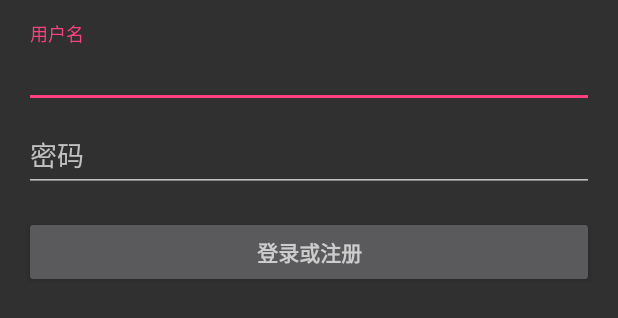
After one commit to Mindyu/StepCount, an Android app: the layout activity_login.xml on its own in the app's theme, with its tools: preview values and no code run, on a phone screen of 412 x 824 dp. The commit adds this screen. Shown: the top 318 px of the screen. Run offline under Robolectric (Android 15) with nearby library versions, the phone set to English and light mode, and no system bars.

Commit message:
add user login
Change-Id: I3e848ddb34a5c0f3fe2043ee1428d7b0794539f6

```diff
--- a/app/build.gradle
+++ b/app/build.gradle
@@ -29,4 +29,10 @@ dependencies {
     testCompile 'junit:junit:4.12'
     implementation 'com.orhanobut:logger:1.8'
     implementation 'com.hjm:BottomTabBar:1.2.2'
+    compile 'org.litepal.android:core:2.0.0'
+    compile 'com.android.support:design:26.+'
+    compile 'com.android.support:support-v4:26.+'
+    compile 'com.github.bumptech.glide:glide:3.7.0'
+    compile 'jp.wasabeef:glide-transformations:2.0.1'
+    testCompile 'junit:junit:4.12'
 }
--- a/app/src/main/java/com/mindyu/step/app/MyApplication.java
+++ b/app/src/main/java/com/mindyu/step/app/MyApplication.java
@@ -1,12 +1,12 @@
 package com.mindyu.step.app;
 
-import android.app.Application;
+import org.litepal.LitePalApplication;
 
 /**
  * Created by yuandl on 2016-10-18.
  */
 
-public class MyApplication extends Application {
+public class MyApplication extends LitePalApplication {
     @Override
     public void onCreate() {
         super.onCreate();
--- a/app/src/main/java/com/mindyu/step/fragment/UserFragment.java
+++ b/app/src/main/java/com/mindyu/step/fragment/UserFragment.java
@@ -10,6 +10,7 @@ import android.view.ViewGroup;
 import android.widget.LinearLayout;
 
 import com.mindyu.step.R;
+import com.mindyu.step.activity.AboutActivity;
 import com.mindyu.step.activity.UserActivity;
 
 
@@ -77,7 +78,7 @@ public class UserFragment extends Fragment {
         about_system.setOnClickListener(new View.OnClickListener() {
             @Override
             public void onClick(View v) {
-                Intent intent = new Intent(getContext(), UserActivity.class);
+                Intent intent = new Intent(getContext(), AboutActivity.class);
                 startActivity(intent);
             }
         });
--- /dev/null
+++ b/app/src/main/res/layout/activity_login.xml
@@ -0,0 +1,76 @@
+<LinearLayout xmlns:android="http://schemas.android.com/apk/res/android"
+    xmlns:tools="http://schemas.android.com/tools"
+    android:layout_width="match_parent"
+    android:layout_height="match_parent"
+    android:gravity="center_horizontal"
+    android:orientation="vertical"
+    android:paddingBottom="@dimen/activity_vertical_margin"
+    android:paddingLeft="@dimen/activity_horizontal_margin"
+    android:paddingRight="@dimen/activity_horizontal_margin"
+    android:paddingTop="@dimen/activity_vertical_margin"
+    tools:context=".activity.LoginActivity">
+
+    <!-- Login progress -->
+    <ProgressBar
+        android:id="@+id/login_progress"
+        style="?android:attr/progressBarStyleLarge"
+        android:layout_width="wrap_content"
+        android:layout_height="wrap_content"
+        android:layout_marginBottom="8dp"
+        android:visibility="gone" />
+
+    <ScrollView
+        android:id="@+id/login_form"
+        android:layout_width="match_parent"
+        android:layout_height="match_parent">
+
+        <LinearLayout
+            android:id="@+id/email_login_form"
+            android:layout_width="match_parent"
+            android:layout_height="wrap_content"
+            android:orientation="vertical">
+
+            <android.support.design.widget.TextInputLayout
+                android:layout_width="match_parent"
+                android:layout_height="wrap_content">
+
+                <AutoCompleteTextView
+                    android:id="@+id/email"
+                    android:layout_width="match_parent"
+                    android:layout_height="wrap_content"
+                    android:hint="@string/prompt_email"
+                    android:inputType="textEmailAddress"
+                    android:maxLines="1"
+                    android:singleLine="true" />
+
+            </android.support.design.widget.TextInputLayout>
+
+            <android.support.design.widget.TextInputLayout
+                android:layout_width="match_parent"
+                android:layout_height="wrap_content">
+
+                <EditText
+                    android:id="@+id/password"
+                    android:layout_width="match_parent"
+                    android:layout_height="wrap_content"
+                    android:hint="@string/prompt_password"
+                    android:imeActionId="@integer/action_sign_in"
+                    android:imeActionLabel="@string/action_sign_in_short"
+                    android:inputType="textPassword"
+                    android:maxLines="1"
+                    android:singleLine="true" />
+
+            </android.support.design.widget.TextInputLayout>
+
+            <Button
+                android:id="@+id/email_sign_in_button"
+                style="?android:textAppearanceSmall"
+                android:layout_width="match_parent"
+                android:layout_height="wrap_content"
+                android:layout_marginTop="16dp"
+                android:text="@string/action_sign_in"
+                android:textStyle="bold" />
+
+        </LinearLayout>
+    </ScrollView>
+</LinearLayout>
--- a/app/src/main/res/layout/fragment_history.xml
+++ b/app/src/main/res/layout/fragment_history.xml
@@ -10,7 +10,8 @@
         android:layout_height="48dp"
         android:background="@color/colorPrimary"
         android:fitsSystemWindows="true"
-        android:orientation="horizontal">
+        android:orientation="horizontal"
+        android:visibility="gone">
 
         <TextView
             android:layout_width="wrap_content"
--- /dev/null
+++ b/app/src/main/res/values/integers.xml
@@ -0,0 +1,4 @@
+<?xml version="1.0" encoding="utf-8"?>
+<resources>
+    <integer name="action_sign_in">100</integer>
+</resources>
--- a/app/src/main/res/values/strings.xml
+++ b/app/src/main/res/values/strings.xml
@@ -1,3 +1,22 @@
 <resources>
     <string name="app_name">运动管理系统</string>
+    <string name="navigation_drawer_open">Open navigation drawer</string>
+    <string name="navigation_drawer_close">Close navigation drawer</string>
+
+    <string name="action_settings">关于</string>
+    <string name="action_quit">退出</string>
+    <string name="title_activity_login">登录</string>
+
+    <!-- Strings related to login -->
+    <string name="prompt_email">用户名</string>
+    <string name="prompt_password">密码</string>
+    <string name="action_sign_in">登录或注册</string>
+    <string name="action_sign_in_short">登录</string>
+    <string name="error_invalid_email">用户名不存在</string>
+    <string name="error_invalid_password">密码至少为6位</string>
+    <string name="error_incorrect_password">密码不正确</string>
+    <string name="error_field_required">This field is required</string>
+    <string name="permission_rationale">"Contacts permissions are needed for providing email
+        completions."
+    </string>
 </resources>
```
Also changed, not shown: app/src/main/AndroidManifest.xml (+9 -8 lines), app/src/main/assets/litepal.xml (added, +9 -0 lines), app/src/main/java/com/mindyu/step/activity/AboutActivity.java (added, +17 -0 lines), app/src/main/java/com/mindyu/step/activity/LoginActivity.java (added, +262 -0 lines), app/src/main/java/com/mindyu/step/fragment/HistoryFragment.java (+13 -15 lines), app/src/main/java/com/mindyu/step/step/bean/StepCountData.java (added, +46 -0 lines), app/src/main/java/com/mindyu/step/step/service/StepService.java (+11 -11 lines), app/src/main/java/com/mindyu/step/user/bean/Result.java (added, +32 -0 lines), app/src/main/java/com/mindyu/step/user/bean/User.java (added, +32 -0 lines), app/src/main/java/com/mindyu/step/user/dao/UserDao.java (added, +55 -0 lines), app/src/main/res/layout/activity_about.xml (added, +26 -0 lines).
